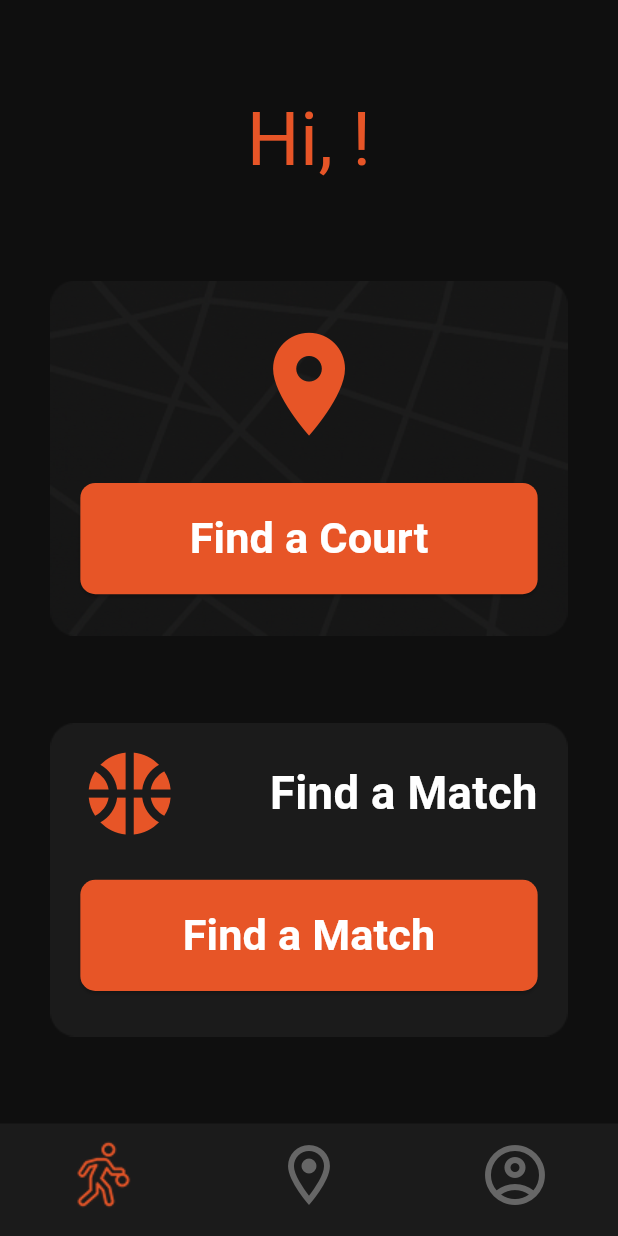
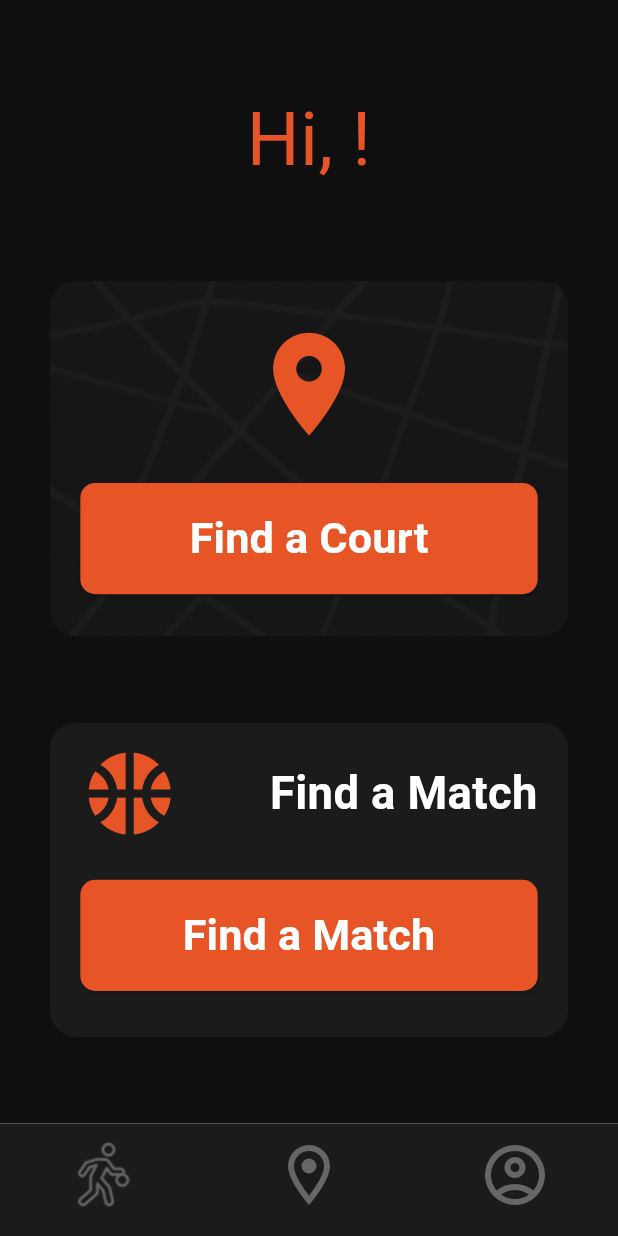
Before and after one commit to FreeOnur/BallerApp, a Flutter app: the screen it shows once a user with an empty profile is signed in, on a phone screen of 412 x 824 dp. Run offline on Flutter 3.47's test engine with Material 3 defaults, Android fonts, the phone set to English and light mode, and no system bars; our stand-ins replace image_picker, supabase_flutter; missing offline and left inert: dart:ffi; accounts and stored records are empty; statements that could not run were skipped; project files that could hold a hidden picture were left out.

Commit message:
Refactor authentication flow: update login page import paths and replace HomePage with MainPage

```diff
--- a/baller_app/lib/auth/auth_gate.dart
+++ b/baller_app/lib/auth/auth_gate.dart
@@ -11,7 +11,8 @@
 
 import 'package:baller_app/pages/AuthenthicationPage/Register/profile_creation_page.dart';
 import 'package:baller_app/pages/home_page.dart';
-import 'package:baller_app/pages/AuthenthicationPage/login_page.dart';
+import 'package:baller_app/pages/AuthenthicationPage/Register/login_page.dart';
+import 'package:baller_app/pages/main_page.dart';
 import 'package:flutter/material.dart';
 import 'package:supabase_flutter/supabase_flutter.dart';
 
@@ -52,7 +53,7 @@
                 );
               }
               if(snapshot.data == true) {
-                return const HomePage();
+                return const MainPage();
               } else {
                 return const ProfileCreationPage();
               }
--- a/baller_app/lib/pages/AuthenthicationPage/Register/profile_creation_page.dart
+++ b/baller_app/lib/pages/AuthenthicationPage/Register/profile_creation_page.dart
@@ -1,6 +1,7 @@
 import 'dart:io';
 import 'package:baller_app/auth/auth_service.dart';
 import 'package:baller_app/pages/home_page.dart';
+import 'package:baller_app/pages/main_page.dart';
 import 'package:baller_app/widgets/profile_creation/avatar.dart';
 import 'package:baller_app/widgets/text_fields/drop_down_field_custom.dart';
 import 'package:baller_app/widgets/text_fields/text_form_field_custom';
@@ -75,7 +76,7 @@
       if (mounted) {
         Navigator.pushReplacement(
           context,
-          MaterialPageRoute(builder: (context) => const HomePage()),
+          MaterialPageRoute(builder: (context) => const MainPage()),
         );
       }
     } catch (e) {
--- a/baller_app/lib/pages/AuthenthicationPage/Register/register_page.dart
+++ b/baller_app/lib/pages/AuthenthicationPage/Register/register_page.dart
@@ -1,6 +1,6 @@
 import 'package:baller_app/auth/auth_service.dart';
 import 'package:baller_app/pages/AuthenthicationPage/Register/profile_creation_page.dart';
-import 'package:baller_app/pages/AuthenthicationPage/login_page.dart';
+import 'package:baller_app/pages/AuthenthicationPage/Register/login_page.dart';
 import 'package:flutter/material.dart';
 
 class RegisterPage extends StatefulWidget {
--- a/baller_app/lib/pages/AuthenthicationPage/ResetPassword/reset_password_page.dart
+++ b/baller_app/lib/pages/AuthenthicationPage/ResetPassword/reset_password_page.dart
@@ -1,4 +1,4 @@
-import 'package:baller_app/pages/AuthenthicationPage/login_page.dart';
+import 'package:baller_app/pages/AuthenthicationPage/Register/login_page.dart';
 import 'package:flutter/material.dart';
 import 'package:supabase_flutter/supabase_flutter.dart';
 
--- a/baller_app/lib/pages/home_page.dart
+++ b/baller_app/lib/pages/home_page.dart
@@ -1,4 +1,4 @@
-import 'package:baller_app/pages/AuthenthicationPage/login_page.dart';
+import 'package:baller_app/pages/AuthenthicationPage/Register/login_page.dart';
 import 'package:baller_app/widgets/bars/bottom_navigation_bars/bottom_navigation_bar_1.dart';
 import 'package:baller_app/widgets/buttons/navigation_button.dart';
 import 'package:flutter/material.dart';
@@ -33,7 +33,6 @@
     final screenWidth = MediaQuery.of(context).size.width;
     return Scaffold(
       backgroundColor: const Color.fromRGBO(15, 15, 15, 100),
-      bottomNavigationBar: btmNavigationBar(),
       body: Center(
         child: Column(
           mainAxisAlignment: MainAxisAlignment.spaceEvenly,
--- /dev/null
+++ b/baller_app/lib/pages/main_page.dart
@@ -0,0 +1,38 @@
+import 'package:baller_app/widgets/bars/bottom_navigation_bars/bottom_navigation_bar_1.dart';
+import 'package:flutter/material.dart';
+import 'package:baller_app/pages/home_page.dart';
+
+
+class MainPage extends StatefulWidget {
+  const MainPage({super.key});
+
+  @override
+  State<MainPage> createState() => _MainPageState();
+}
+
+class _MainPageState extends State<MainPage> {
+  int _selectedIndex = 0;
+
+  final List<Widget> _pages = const [
+    HomePage(),
+    HomePage(),
+    HomePage(),
+  ];
+
+  void _onItemTapped(int index) {
+    setState(() {
+      _selectedIndex = index;
+    });
+  }
+
+  @override
+  Widget build(BuildContext context) {
+    return Scaffold(
+      body: _pages[_selectedIndex],
+      bottomNavigationBar: BtmNavigationBar(
+        currentIndex: _selectedIndex,
+        onTap: _onItemTapped,
+      ),
+    );
+  }
+}
--- a/baller_app/lib/widgets/bars/bottom_navigation_bars/bottom_navigation_bar_1.dart
+++ b/baller_app/lib/widgets/bars/bottom_navigation_bars/bottom_navigation_bar_1.dart
@@ -1,36 +1,48 @@
+import 'package:baller_app/pages/home_page.dart';
 import 'package:flutter/material.dart';
 
-class btmNavigationBar extends StatelessWidget {
-  const btmNavigationBar({super.key});
-
+class BtmNavigationBar extends StatelessWidget {
+  const BtmNavigationBar({super.key, required this.onTap, required this.currentIndex});
+  final ValueChanged<int> onTap;
+  final int currentIndex;
   @override
   Widget build(BuildContext context) {
     return BottomNavigationBar(
       backgroundColor: const Color.fromARGB(255, 27, 27, 27),
-      selectedItemColor: const Color.fromRGBO(231, 85, 39, 100),
       unselectedItemColor: const Color.fromARGB(255, 102, 102, 102),
       showSelectedLabels: false,
       showUnselectedLabels: false,
+      onTap: onTap,
+      currentIndex: currentIndex,
       iconSize: 40,
-      items: <BottomNavigationBarItem>[
+        items: <BottomNavigationBarItem>[
         BottomNavigationBarItem(
           icon: Transform.scale(
             scale: 2.4,
-            child: ImageIcon(AssetImage('assets/icons/Basketball_Player.png')),
+            child: ImageIcon(
+              AssetImage('assets/icons/Basketball_Player.png'),
+              color: const Color.fromARGB(255, 102, 102, 102),
+            ),
           ),
           label: '',
         ),
         BottomNavigationBarItem(
           icon: Transform.scale(
             scale: 1.2,
-            child: Icon(Icons.location_on_outlined),
+            child: Icon(
+              Icons.location_on_outlined,
+              color: const Color.fromARGB(255, 102, 102, 102),
+            ),
           ),
           label: '',
         ),
         BottomNavigationBarItem(
           icon: Transform.scale(
             scale: 1.2,
-            child: Icon(Icons.account_circle_outlined),
+            child: Icon(
+              Icons.account_circle_outlined,
+              color: const Color.fromARGB(255, 102, 102, 102),
+            ),
           ),
           label: '',
         ),
```
Also changed, not shown: baller_app/lib/pages/AuthenthicationPage/Register/login_page.dart (renamed from baller_app/lib/pages/AuthenthicationPage/login_page.dart).
